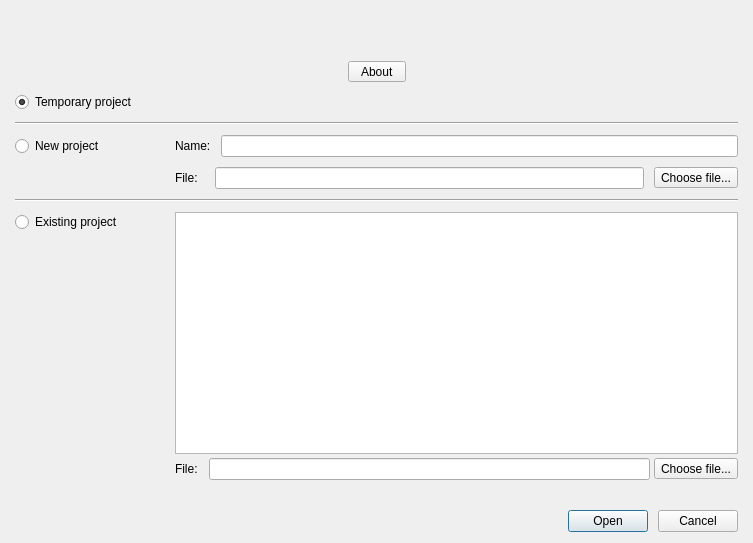
Old version of the form sub3suite/src/Dialogs/StartupDialog.ui in the repository 3nock/OTE.
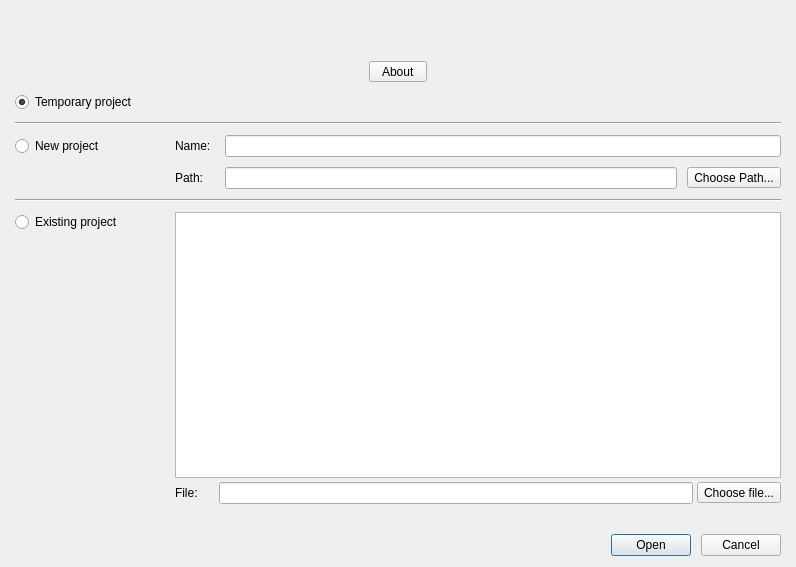
New version of the form.

Diff of the .ui file:
```diff
--- a/sub3suite/src/Dialogs/StartupDialog.ui
+++ b/sub3suite/src/Dialogs/StartupDialog.ui
@@ -6,8 +6,8 @@
    <rect>
     <x>0</x>
     <y>0</y>
-    <width>753</width>
-    <height>543</height>
+    <width>796</width>
+    <height>567</height>
    </rect>
   </property>
   <property name="sizePolicy">
@@ -168,7 +168,7 @@
          </property>
          <property name="minimumSize">
           <size>
-           <width>0</width>
+           <width>40</width>
            <height>0</height>
           </size>
          </property>
@@ -210,12 +210,12 @@
          </property>
          <property name="minimumSize">
           <size>
-           <width>30</width>
+           <width>40</width>
            <height>0</height>
           </size>
          </property>
          <property name="text">
-          <string>File:</string>
+          <string>Path:</string>
          </property>
         </widget>
        </item>
@@ -225,7 +225,7 @@
        <item>
         <widget class="QToolButton" name="buttonChooseNew">
          <property name="text">
-          <string>Choose file...</string>
+          <string>Choose Path...</string>
          </property>
         </widget>
        </item>
@@ -307,10 +307,10 @@
           <bool>false</bool>
          </attribute>
          <attribute name="verticalHeaderMinimumSectionSize">
-          <number>16</number>
+          <number>15</number>
          </attribute>
          <attribute name="verticalHeaderDefaultSectionSize">
-          <number>16</number>
+          <number>15</number>
          </attribute>
          <attribute name="verticalHeaderHighlightSections">
           <bool>false</bool>
@@ -329,7 +329,7 @@
            </property>
            <property name="minimumSize">
             <size>
-             <width>30</width>
+             <width>40</width>
              <height>0</height>
             </size>
            </property>
```
Left out of the diff: 6 changed lines with no effect on the pictures.
